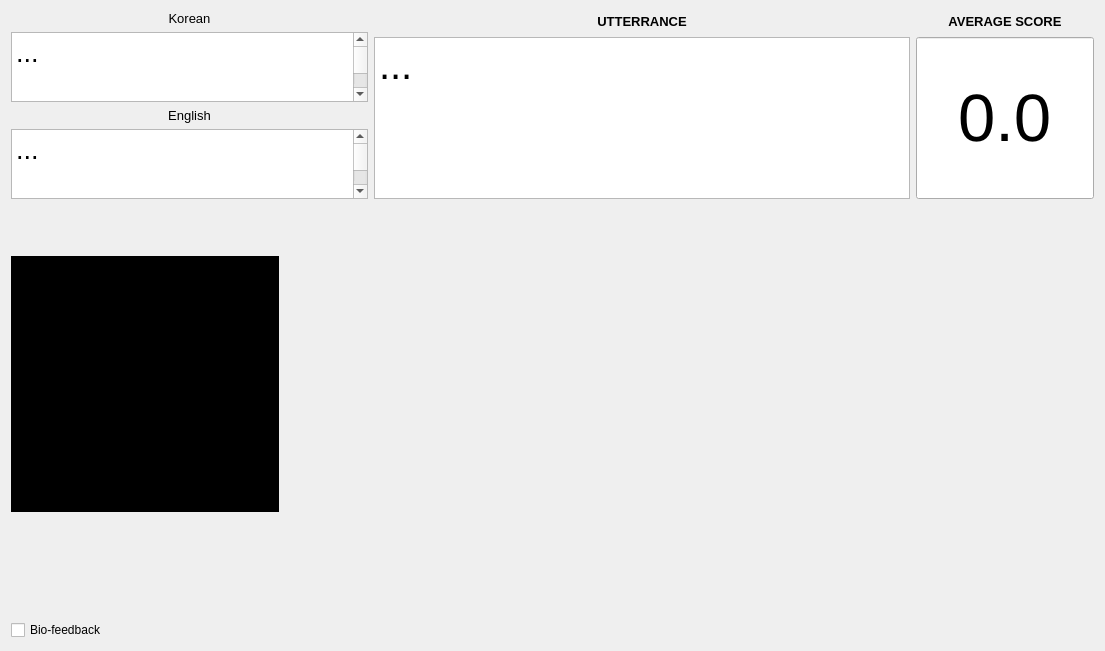
Sebnor-Doc/Collect_Data, file tts_gui_experiment/patientdialog.ui: the form before one commit.
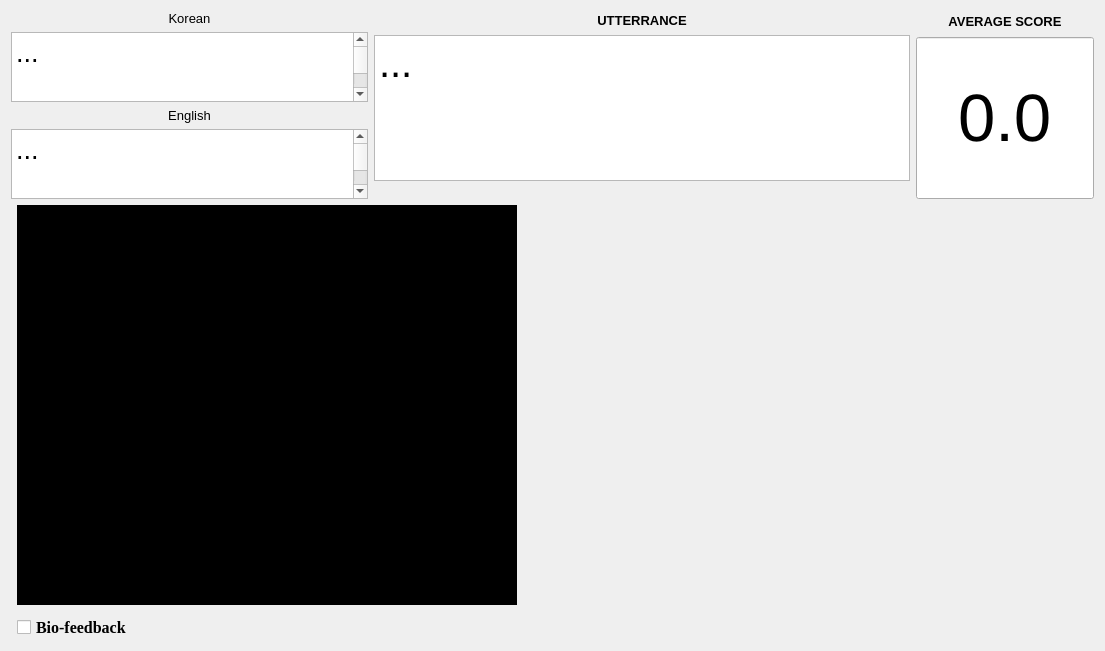
The form after the commit. Custom widgets are drawn as their Qt base class.

Commit message: Fixed video feed size

The edit to the form file:
```diff
--- a/tts_gui_experiment/patientdialog.ui
+++ b/tts_gui_experiment/patientdialog.ui
@@ -85,7 +85,7 @@
       </layout>
      </item>
      <item>
-      <layout class="QVBoxLayout" name="utter_layout" stretch="1,8">
+      <layout class="QVBoxLayout" name="utter_layout" stretch="1,8,1">
        <item>
         <widget class="QLabel" name="utterLabel">
          <property name="font">
@@ -116,6 +116,13 @@
          </property>
         </widget>
        </item>
+       <item>
+        <layout class="QHBoxLayout" name="play_ref_layout">
+         <property name="sizeConstraint">
+          <enum>QLayout::SetFixedSize</enum>
+         </property>
+        </layout>
+       </item>
       </layout>
      </item>
      <item>
@@ -163,23 +170,35 @@
     </layout>
    </item>
    <item>
-    <layout class="QHBoxLayout" name="bottom_layout" stretch="1,2,1">
+    <layout class="QHBoxLayout" name="bottom_layout" stretch="0,1,2,1">
      <item>
-      <layout class="QVBoxLayout" name="video_layout" stretch="1,5,2,0">
+      <widget class="QWidget" name="widget" native="true"/>
+     </item>
+     <item>
+      <layout class="QVBoxLayout" name="video_layout" stretch="2,1,0">
        <property name="sizeConstraint">
         <enum>QLayout::SetFixedSize</enum>
        </property>
-       <item>
-        <layout class="QHBoxLayout" name="play_ref_layout"/>
-       </item>
        <item>
         <widget class="QLabel" name="videoFeed">
          <property name="sizePolicy">
-          <sizepolicy hsizetype="Preferred" vsizetype="Preferred">
+          <sizepolicy hsizetype="Fixed" vsizetype="Fixed">
            <horstretch>0</horstretch>
            <verstretch>0</verstretch>
           </sizepolicy>
          </property>
+         <property name="minimumSize">
+          <size>
+           <width>500</width>
+           <height>400</height>
+          </size>
+         </property>
+         <property name="baseSize">
+          <size>
+           <width>0</width>
+           <height>0</height>
+          </size>
+         </property>
          <property name="autoFillBackground">
           <bool>false</bool>
          </property>
@@ -206,6 +225,26 @@
        </item>
        <item>
         <widget class="QCheckBox" name="bioFeedCheckBox">
+         <property name="sizePolicy">
+          <sizepolicy hsizetype="Maximum" vsizetype="Maximum">
+           <horstretch>0</horstretch>
+           <verstretch>0</verstretch>
+          </sizepolicy>
+         </property>
+         <property name="minimumSize">
+          <size>
+           <width>100</width>
+           <height>0</height>
+          </size>
+         </property>
+         <property name="font">
+          <font>
+           <family>Times New Roman</family>
+           <pointsize>12</pointsize>
+           <weight>75</weight>
+           <bold>true</bold>
+          </font>
+         </property>
          <property name="text">
           <string>Bio-feedback </string>
          </property>
```
The commit also changes 1 other file.
